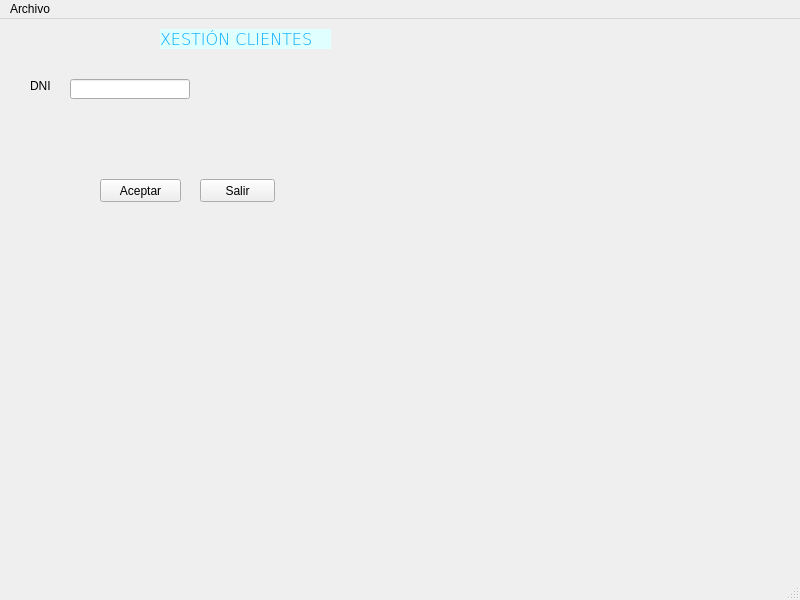
Above: window.ui from beafaro/farocarrera before the change. Below: the same form after it.
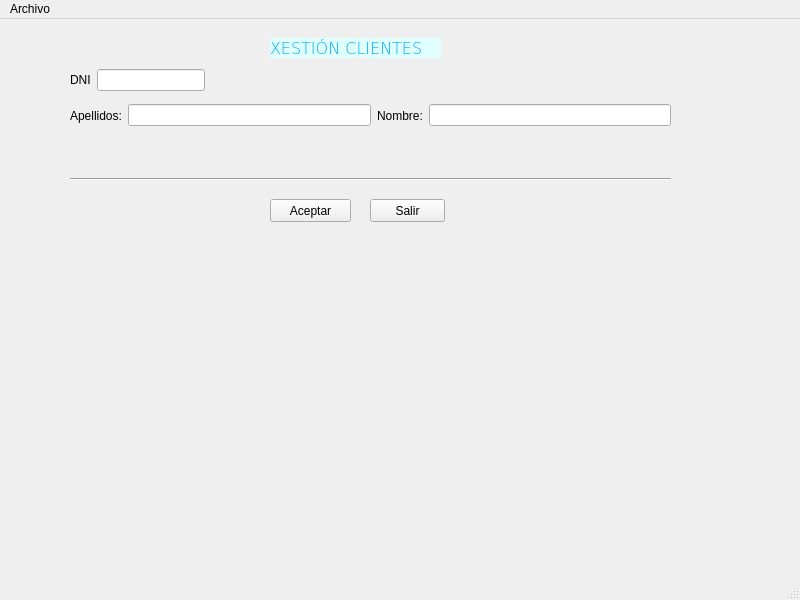
That is the form after the change.

```diff
--- a/window.ui
+++ b/window.ui
@@ -17,8 +17,8 @@
    <widget class="QPushButton" name="btnAceptar">
     <property name="geometry">
      <rect>
-      <x>100</x>
-      <y>160</y>
+      <x>270</x>
+      <y>180</y>
       <width>81</width>
       <height>23</height>
      </rect>
@@ -30,8 +30,8 @@
    <widget class="QLabel" name="lblClientes">
     <property name="geometry">
      <rect>
-      <x>160</x>
-      <y>10</y>
+      <x>270</x>
+      <y>19</y>
       <width>171</width>
       <height>20</height>
      </rect>
@@ -60,8 +60,8 @@
    <widget class="QPushButton" name="btnSalir">
     <property name="geometry">
      <rect>
-      <x>200</x>
-      <y>160</y>
+      <x>370</x>
+      <y>180</y>
       <width>75</width>
       <height>23</height>
      </rect>
@@ -70,41 +70,85 @@
      <string>Salir</string>
     </property>
    </widget>
-   <widget class="QLabel" name="label">
+   <widget class="Line" name="line">
     <property name="geometry">
      <rect>
-      <x>30</x>
-      <y>60</y>
-      <width>47</width>
-      <height>13</height>
+      <x>70</x>
+      <y>150</y>
+      <width>601</width>
+      <height>21</height>
      </rect>
     </property>
-    <property name="text">
-     <string>DNI</string>
+    <property name="orientation">
+     <enum>Qt::Horizontal</enum>
     </property>
    </widget>
-   <widget class="QLineEdit" name="lblDNI">
+   <widget class="QWidget" name="">
     <property name="geometry">
      <rect>
       <x>70</x>
-      <y>60</y>
-      <width>120</width>
-      <height>20</height>
+      <y>50</y>
+      <width>201</width>
+      <height>22</height>
      </rect>
     </property>
+    <layout class="QHBoxLayout" name="horizontalLayout">
+     <item>
+      <widget class="QLabel" name="lblDNI">
+       <property name="text">
+        <string>DNI</string>
+       </property>
+      </widget>
+     </item>
+     <item>
+      <widget class="QLineEdit" name="txtDNI"/>
+     </item>
+     <item>
+      <widget class="QLabel" name="lblValidoDNI">
+       <property name="sizePolicy">
+        <sizepolicy hsizetype="Expanding" vsizetype="Preferred">
+         <horstretch>0</horstretch>
+         <verstretch>0</verstretch>
+        </sizepolicy>
+       </property>
+       <property name="text">
+        <string/>
+       </property>
+      </widget>
+     </item>
+    </layout>
    </widget>
-   <widget class="QLabel" name="lblValidoDNI">
+   <widget class="QWidget" name="">
     <property name="geometry">
      <rect>
-      <x>210</x>
-      <y>60</y>
-      <width>47</width>
-      <height>13</height>
+      <x>70</x>
+      <y>81</y>
+      <width>601</width>
+      <height>31</height>
      </rect>
     </property>
-    <property name="text">
-     <string/>
-    </property>
+    <layout class="QHBoxLayout" name="horizontalLayout_2">
+     <item>
+      <widget class="QLabel" name="lblApel">
+       <property name="text">
+        <string>Apellidos:</string>
+       </property>
+      </widget>
+     </item>
+     <item>
+      <widget class="QLineEdit" name="txtApel"/>
+     </item>
+     <item>
+      <widget class="QLabel" name="lblNome">
+       <property name="text">
+        <string>Nombre:</string>
+       </property>
+      </widget>
+     </item>
+     <item>
+      <widget class="QLineEdit" name="txtNome"/>
+     </item>
+    </layout>
    </widget>
   </widget>
   <widget class="QMenuBar" name="menubar">
```
